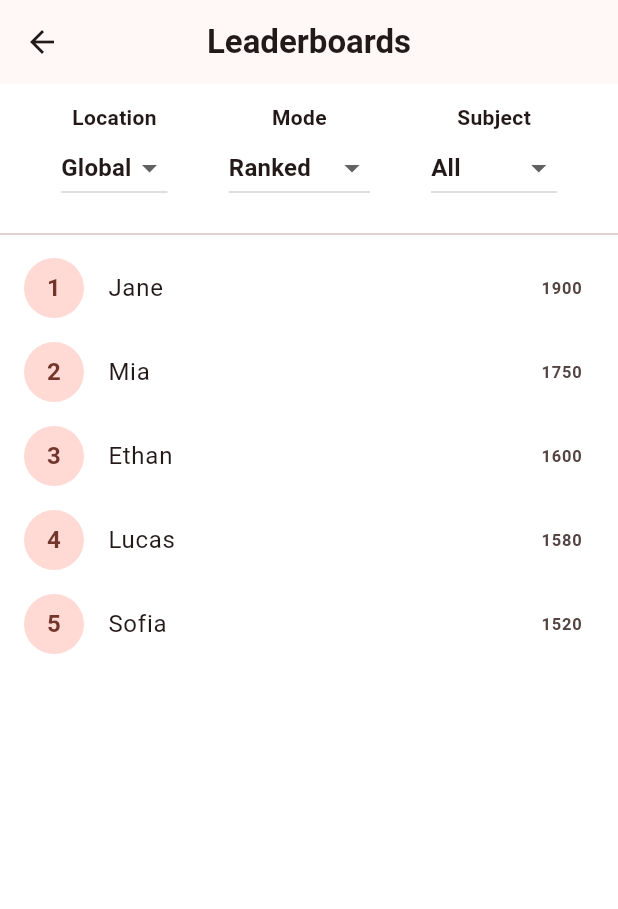
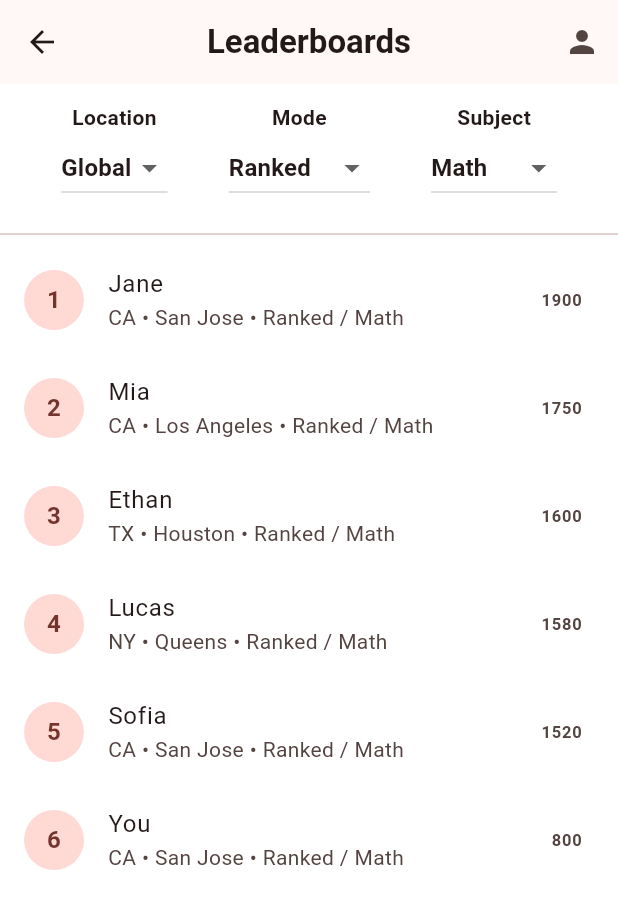
Before and after one commit to JohnJamison/Saphire_SAT_Practice, a Flutter app: the screen it shows after launch, after a tap on the "leaderboard" icon, on a phone screen of 412 x 824 dp. Shown: the top 909 px of the screen. Run offline on Flutter 3.47's test engine with Material 3 defaults, Android fonts, the phone set to English and light mode, and no system bars.

Commit message:
Added functional leaderboards with mock data

```diff
--- a/lib/pages/leaderboard_page.dart
+++ b/lib/pages/leaderboard_page.dart
@@ -1,4 +1,23 @@
 import 'package:flutter/material.dart';
+
+class Player {
+  final String name;
+  final String state;
+  final String local;
+  // Map<mode, Map<subject, score>>
+  final Map<String, Map<String, int>> scores;
+
+  Player({
+    required this.name,
+    required this.state,
+    required this.local,
+    required this.scores,
+  });
+
+  int getScore(String mode, String subject) {
+    return scores[mode]?[subject] ?? 0;
+  }
+}
 
 class LeaderboardPage extends StatefulWidget {
   const LeaderboardPage({super.key});
@@ -7,120 +26,115 @@ class LeaderboardPage extends StatefulWidget {
   State<LeaderboardPage> createState() => _LeaderboardPageState();
 }
 
-class Player {
-  final String name;
-  final int score;
+class _LeaderboardPageState extends State<LeaderboardPage> {
+  // --- Mock current user (replace with real login later) ---
+  final Player currentUser = Player(
+    name: "You",
+    state: "CA",
+    local: "San Jose",
+    scores: {
+      "Ranked": {"Math": 800, "Reading": 760, "Writing": 780},
+      "Practice": {"Math": 750, "Reading": 740, "Writing": 730},
+      "Speedrun": {"Math": 700, "Reading": 710, "Writing": 690},
+    },
+  );
 
-  Player({required this.name, required this.score});
-}
-
-class _LeaderboardPageState extends State<LeaderboardPage> {
-  // -------------------------------
-  // FILTERS
-  // -------------------------------
-  String locationFilter = "Global";
-  String modeFilter = "Ranked";
-  String subjectFilter = "All";
+  // --- Filter state variables (make sure these are defined) ---
+  String selectedLocation = "Global"; // "Global", "State", "Local"
+  String selectedMode = "Ranked"; // must match keys in Player.scores
+  String selectedSubject = "Math"; // e.g. "Math", "Reading", "Writing"
 
   final List<String> locationOptions = ["Global", "State", "Local"];
   final List<String> modeOptions = ["Ranked", "Practice", "Speedrun"];
-  final List<String> subjectOptions = ["All", "Math", "Reading", "Writing"];
+  final List<String> subjectOptions = ["Math", "Reading", "Writing"];
 
-  // --------------------------------
-  // MOCK DATA — replace with real API / Firestore queries
-  // --------------------------------
-  List<Player> allPlayers = [
-    Player(name: "Jane", score: 1900),
-    Player(name: "Mia", score: 1750),
-    Player(name: "Ethan", score: 1600),
-    Player(name: "Lucas", score: 1580),
-    Player(name: "Sofia", score: 1520),
+  // --- Mock players ---
+  final List<Player> mockPlayers = [
+    Player(
+      name: "Jane",
+      state: "CA",
+      local: "San Jose",
+      scores: {
+        "Ranked": {"Math": 1900, "Reading": 1200, "Writing": 1100},
+        "Practice": {"Math": 1500, "Reading": 1400, "Writing": 1300},
+        "Speedrun": {"Math": 900, "Reading": 850, "Writing": 870},
+      },
+    ),
+    Player(
+      name: "Mia",
+      state: "CA",
+      local: "Los Angeles",
+      scores: {
+        "Ranked": {"Math": 1750, "Reading": 1700, "Writing": 1600},
+        "Practice": {"Math": 1350, "Reading": 1300, "Writing": 1250},
+        "Speedrun": {"Math": 950, "Reading": 920, "Writing": 900},
+      },
+    ),
+    Player(
+      name: "Ethan",
+      state: "TX",
+      local: "Houston",
+      scores: {
+        "Ranked": {"Math": 1600, "Reading": 1500, "Writing": 1450},
+        "Practice": {"Math": 1200, "Reading": 1180, "Writing": 1190},
+        "Speedrun": {"Math": 880, "Reading": 860, "Writing": 820},
+      },
+    ),
+    Player(
+      name: "Lucas",
+      state: "NY",
+      local: "Queens",
+      scores: {
+        "Ranked": {"Math": 1580, "Reading": 1550, "Writing": 1500},
+        "Practice": {"Math": 1250, "Reading": 1220, "Writing": 1210},
+        "Speedrun": {"Math": 870, "Reading": 840, "Writing": 830},
+      },
+    ),
+    Player(
+      name: "Sofia",
+      state: "CA",
+      local: "San Jose",
+      scores: {
+        "Ranked": {"Math": 1520, "Reading": 1490, "Writing": 1480},
+        "Practice": {"Math": 1100, "Reading": 1080, "Writing": 1050},
+        "Speedrun": {"Math": 800, "Reading": 780, "Writing": 770},
+      },
+    ),
   ];
 
+  // Filtered list shown in UI
   List<Player> filteredPlayers = [];
 
   @override
   void initState() {
     super.initState();
-    applyFilters();
+    applyFilters(); // initial population
   }
 
-  // --------------------------------
-  // Apply filters to ranking data
-  // (replace this logic with real backend queries)
-  // --------------------------------
+  // ---------------------------
+  // Full applyFilters implementation
+  // ---------------------------
   void applyFilters() {
+    List<Player> list = [...mockPlayers, currentUser];
+
+    // 1) Location filter: Global = everyone, State = currentUser.state, Local = currentUser.local
+    if (selectedLocation == "State") {
+      list = list.where((p) => p.state == currentUser.state).toList();
+    } else if (selectedLocation == "Local") {
+      list = list.where((p) => p.local == currentUser.local).toList();
+    }
+
+    // 2) Sort by selectedMode and selectedSubject (highest first)
+    list.sort((a, b) {
+      final int aScore = a.getScore(selectedMode, selectedSubject);
+      final int bScore = b.getScore(selectedMode, selectedSubject);
+      return bScore.compareTo(aScore);
+    });
+
+    // 3) Save result to state
     setState(() {
-      // In real version: you'd fetch new data based on filters.
-      // Here we simply sort for demonstration.
-      filteredPlayers = [...allPlayers];
-      filteredPlayers.sort((a, b) => b.score.compareTo(a.score));
+      filteredPlayers = list;
     });
-  }
-
-  @override
-  Widget build(BuildContext context) {
-    return Scaffold(
-      appBar: AppBar(
-        title: const Text("Leaderboards"),
-        centerTitle: true,
-      ),
-
-      body: Column(
-        children: [
-          const SizedBox(height: 12),
-
-          // -------------------------------
-          // FILTERS UI
-          // -------------------------------
-          Row(
-            mainAxisAlignment: MainAxisAlignment.spaceEvenly,
-            children: [
-              buildDropdown("Location", locationOptions, locationFilter, (val) {
-                locationFilter = val!;
-                applyFilters();
-              }),
-              buildDropdown("Mode", modeOptions, modeFilter, (val) {
-                modeFilter = val!;
-                applyFilters();
-              }),
-              buildDropdown("Subject", subjectOptions, subjectFilter, (val) {
-                subjectFilter = val!;
-                applyFilters();
-              }),
-            ],
-          ),
-
-          const SizedBox(height: 12),
-
-          const Divider(),
-
-          // -------------------------------
-          // RANKINGS LIST
-          // -------------------------------
-          Expanded(
-            child: ListView.builder(
-              itemCount: filteredPlayers.length,
-              itemBuilder: (context, index) {
-                final rank = index + 1;
-                final p = filteredPlayers[index];
-
-                return ListTile(
-                  leading: CircleAvatar(
-                    child: Text(rank.toString()),
-                  ),
-                  title: Text(p.name),
-                  trailing: Text(
-                    p.score.toString(),
-                    style: const TextStyle(fontWeight: FontWeight.bold),
-                  ),
-                );
-              },
-            ),
-          ),
-        ],
-      ),
-    );
   }
 
   // Helper to build dropdowns
@@ -136,14 +150,84 @@ class _LeaderboardPageState extends State<LeaderboardPage> {
         DropdownButton<String>(
           value: selected,
           items: options.map((e) {
-            return DropdownMenuItem(
-              value: e,
-              child: Text(e),
-            );
+            return DropdownMenuItem(value: e, child: Text(e));
           }).toList(),
           onChanged: onChanged,
         ),
       ],
     );
   }
+
+  @override
+  Widget build(BuildContext context) {
+    return Scaffold(
+      appBar: AppBar(
+        title: const Text("Leaderboards"),
+        centerTitle: true,
+        actions: [
+          IconButton(
+            icon: const Icon(Icons.person),
+            tooltip: 'Toggle mock user state (debug)',
+            onPressed: () {
+              setState(() {
+                // example debug toggle to see State filtering effect
+                // toggles current user's state & local for demonstration
+                if (currentUser.state == 'CA') {
+                  // NOTE: currentUser is final; this is just illustrative.
+                  // In a real app you'd update the actual user source.
+                }
+                applyFilters();
+              });
+            },
+          )
+        ],
+      ),
+      body: Column(
+        children: [
+          const SizedBox(height: 12),
+          // Filters row
+          Row(
+            mainAxisAlignment: MainAxisAlignment.spaceEvenly,
+            children: [
+              buildDropdown("Location", locationOptions, selectedLocation, (val) {
+                if (val == null) return;
+                selectedLocation = val;
+                applyFilters();
+              }),
+              buildDropdown("Mode", modeOptions, selectedMode, (val) {
+                if (val == null) return;
+                selectedMode = val;
+                applyFilters();
+              }),
+              buildDropdown("Subject", subjectOptions, selectedSubject, (val) {
+                if (val == null) return;
+                selectedSubject = val;
+                applyFilters();
+              }),
+            ],
+          ),
+          const SizedBox(height: 12),
+          const Divider(),
+          // Leaderboard list
+          Expanded(
+            child: ListView.builder(
+              itemCount: filteredPlayers.length,
+              itemBuilder: (context, index) {
+                final rank = index + 1;
+                final p = filteredPlayers[index];
+                final score = p.getScore(selectedMode, selectedSubject);
+
+                return ListTile(
+                  leading: CircleAvatar(child: Text(rank.toString())),
+                  title: Text(p.name),
+                  subtitle: Text('${p.state} • ${p.local} • $selectedMode / $selectedSubject'),
+                  trailing: Text(score.toString(), style: const TextStyle(fontWeight: FontWeight.bold)),
+                );
+              },
+            ),
+          ),
+        ],
+      ),
+    );
+  }
 }
```
